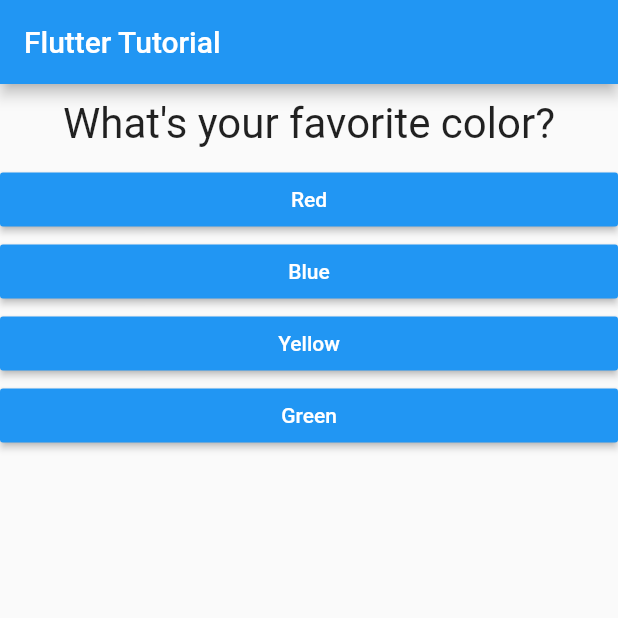
After one commit to fintico/flutter_tutorial, a Flutter app: the screen it shows after launch, on a phone screen of 412 x 824 dp, the top half of it. The commit adds this screen. Run offline on Flutter 3.47's test engine with Material 2 defaults, Android fonts, the phone set to English and light mode, and no system bars.

Commit message:
Se limpia el codigo principal para tener mayor limpieza

```diff
--- a/lib/main.dart
+++ b/lib/main.dart
@@ -1,5 +1,7 @@
 import 'package:flutter/material.dart';
 import 'package:flutter_tutorial/answer.dart';
+import 'package:flutter_tutorial/quiz.dart';
+import 'package:flutter_tutorial/result.dart';
 import 'question.dart';
 
 void main() => runApp(MyApp());
@@ -12,7 +14,7 @@ class MyApp extends StatefulWidget {
 }
 
 class _MyAppState extends State<MyApp> {
-  final questions = const [
+  final _questions = const [
     {
       'questionText': 'What\'s your favorite color?',
       'answers': ['Red', 'Blue', 'Yellow', 'Green']
@@ -40,21 +42,13 @@ class _MyAppState extends State<MyApp> {
     return MaterialApp(
       home: Scaffold(
         appBar: AppBar(title: Text('Flutter Tutorial')),
-        body: _questionIndex < questions.length
-            ? Column(
-                children: <Widget>[
-                  Question(
-                    questions[_questionIndex]['questionText'],
-                  ),
-                  ...(questions[_questionIndex]['answers'] as List<String>)
-                      .map((answer) {
-                    return Answer(_myAnswerQuestion, answer);
-                  }).toList(),
-                ],
+        body: _questionIndex < _questions.length
+            ? Quiz(
+                myAnswerQuestion: _myAnswerQuestion,
+                questionIndex: _questionIndex,
+                questions: _questions,
               )
-            : Center(
-                child: Text('Gracias'),
-              ),
+            : Result(),
       ),
     );
   }
--- /dev/null
+++ b/lib/quiz.dart
@@ -0,0 +1,25 @@
+import 'package:flutter/material.dart';
+import 'package:flutter_tutorial/answer.dart';
+import 'package:flutter_tutorial/question.dart';
+
+class Quiz extends StatelessWidget {
+  final Function myAnswerQuestion;
+  final List<Map<String, Object>> questions;
+  final questionIndex;
+
+  Quiz({this.myAnswerQuestion, this.questions, this.questionIndex});
+
+  @override
+  Widget build(BuildContext context) {
+    return Column(
+      children: <Widget>[
+        Question(
+          questions[questionIndex]['questionText'],
+        ),
+        ...(questions[questionIndex]['answers'] as List<String>).map((answer) {
+          return Answer(myAnswerQuestion, answer);
+        }).toList()
+      ],
+    );
+  }
+}
```
Also changed, not shown: lib/result.dart (added, +10 -0 lines).
